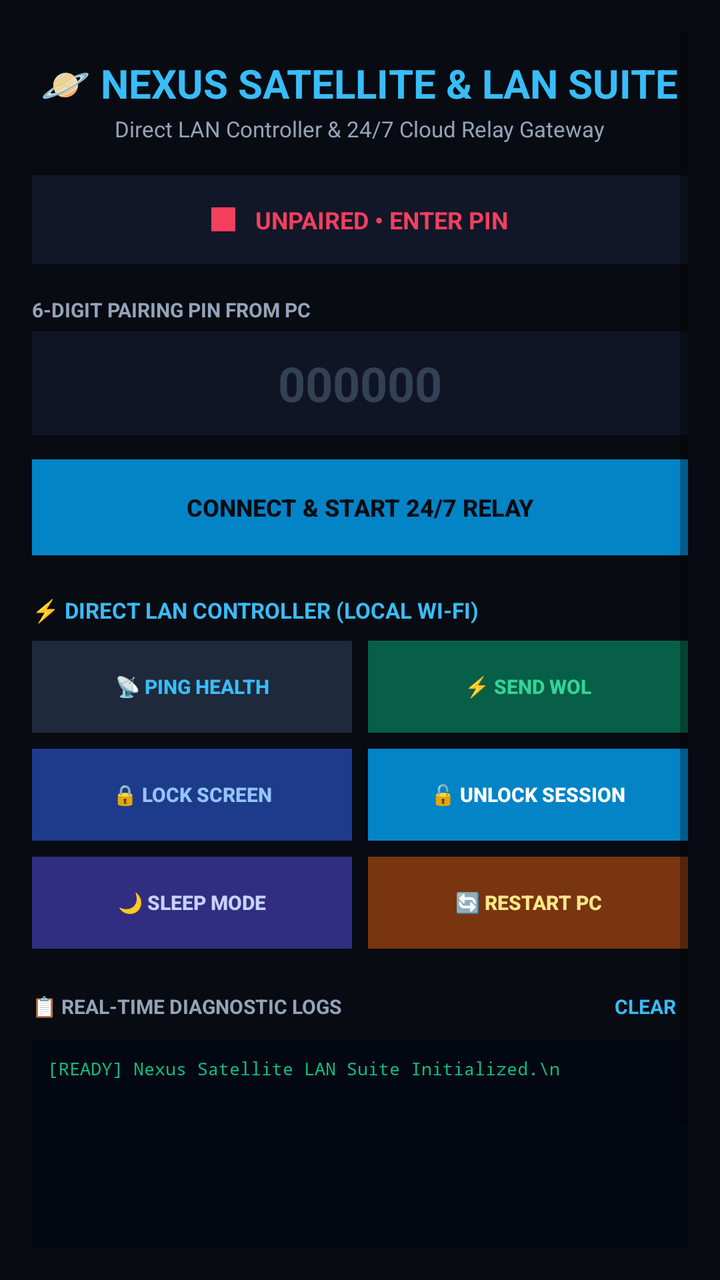
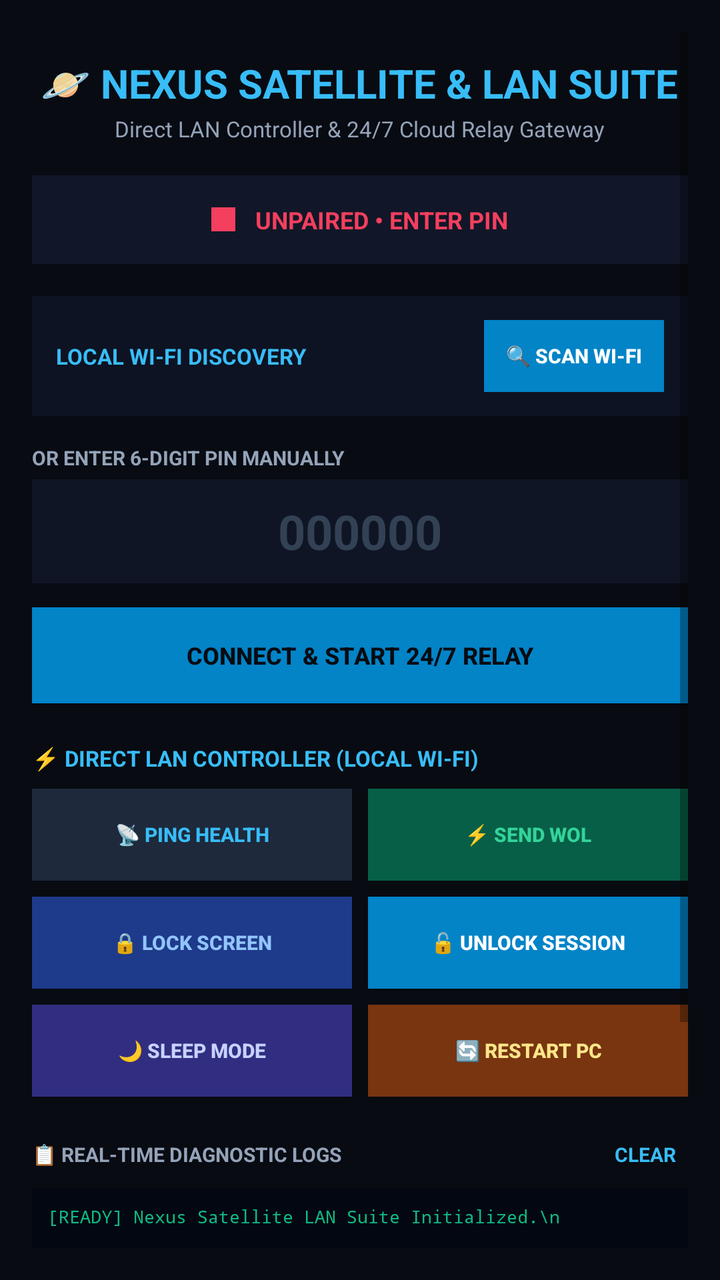

Compare the two renders of this Android layout. The source of the first and the diff that turns it into the second are given below.
<!-- AndroidManifest.xml: application theme Theme.NexusSatellite -->
<!-- res/layout/activity_main.xml -->
<?xml version="1.0" encoding="utf-8"?>
<ScrollView xmlns:android="http://schemas.android.com/apk/res/android"
    android:layout_width="match_parent"
    android:layout_height="match_parent"
    android:background="#080B12"
    android:fillViewport="true"
    android:padding="16dp">

    <LinearLayout
        android:layout_width="match_parent"
        android:layout_height="wrap_content"
        android:gravity="center_horizontal"
        android:orientation="vertical">

        
        <TextView
            android:layout_width="wrap_content"
            android:layout_height="wrap_content"
            android:layout_marginTop="12dp"
            android:text="🪐 NEXUS SATELLITE &amp; LAN SUITE"
            android:textColor="#38BDF8"
            android:textSize="20sp"
            android:textStyle="bold" />

        <TextView
            android:layout_width="wrap_content"
            android:layout_height="wrap_content"
            android:layout_marginTop="2dp"
            android:layout_marginBottom="16dp"
            android:text="Direct LAN Controller &amp; 24/7 Cloud Relay Gateway"
            android:textColor="#94A3B8"
            android:textSize="11sp" />

        
        <LinearLayout
            android:id="@+id/cardStatus"
            android:layout_width="match_parent"
            android:layout_height="wrap_content"
            android:layout_marginBottom="16dp"
            android:background="#111728"
            android:gravity="center"
            android:orientation="horizontal"
            android:padding="14dp">

            <View
                android:id="@+id/dotStatus"
                android:layout_width="12dp"
                android:layout_height="12dp"
                android:layout_marginEnd="10dp"
                android:background="#F43F5E" />

            <TextView
                android:id="@+id/tvStatus"
                android:layout_width="wrap_content"
                android:layout_height="wrap_content"
                android:text="UNPAIRED • ENTER PIN"
                android:textColor="#F43F5E"
                android:textSize="12sp"
                android:textStyle="bold" />
        </LinearLayout>

        
        <LinearLayout
            android:id="@+id/cardPinInput"
            android:layout_width="match_parent"
            android:layout_height="wrap_content"
            android:orientation="vertical">

            <TextView
                android:layout_width="match_parent"
                android:layout_height="wrap_content"
                android:layout_marginBottom="4dp"
                android:text="6-DIGIT PAIRING PIN FROM PC"
                android:textColor="#94A3B8"
                android:textSize="10sp"
                android:textStyle="bold" />

            <EditText
                android:id="@+id/etPin"
                android:layout_width="match_parent"
                android:layout_height="52dp"
                android:layout_marginBottom="12dp"
                android:background="#0F1524"
                android:gravity="center"
                android:hint="000000"
                android:inputType="number"
                android:maxLength="6"
                android:textColor="#38BDF8"
                android:textColorHint="#334155"
                android:textSize="24sp"
                android:textStyle="bold" />

            <Button
                android:id="@+id/btnConnect"
                android:layout_width="match_parent"
                android:layout_height="48dp"
                android:layout_marginBottom="16dp"
                android:background="#0284C7"
                android:text="CONNECT &amp; START 24/7 RELAY"
                android:textColor="#080B12"
                android:textSize="12sp"
                android:textStyle="bold" />
        </LinearLayout>

        
        <LinearLayout
            android:id="@+id/cardTargetInfo"
            android:layout_width="match_parent"
            android:layout_height="wrap_content"
            android:layout_marginBottom="16dp"
            android:background="#0E1424"
            android:orientation="vertical"
            android:padding="14dp"
            android:visibility="gone">

            <TextView
                android:id="@+id/tvTargetName"
                android:layout_width="wrap_content"
                android:layout_height="wrap_content"
                android:text="Target: No PC Linked"
                android:textColor="#FFFFFF"
                android:textSize="13sp"
                android:textStyle="bold" />

            <TextView
                android:id="@+id/tvTargetIp"
                android:layout_width="wrap_content"
                android:layout_height="wrap_content"
                android:layout_marginTop="4dp"
                android:text="LAN IP: Not Linked"
                android:textColor="#38BDF8"
                android:textSize="11sp" />

            <TextView
                android:id="@+id/tvTargetMac"
                android:layout_width="wrap_content"
                android:layout_height="wrap_content"
                android:layout_marginTop="2dp"
                android:text="MAC: Not Linked"
                android:textColor="#94A3B8"
                android:textSize="11sp" />
        </LinearLayout>

        
        <TextView
            android:layout_width="match_parent"
            android:layout_height="wrap_content"
            android:layout_marginTop="4dp"
            android:layout_marginBottom="8dp"
            android:text="⚡ DIRECT LAN CONTROLLER (LOCAL WI-FI)"
            android:textColor="#38BDF8"
            android:textSize="11sp"
            android:textStyle="bold" />

        
        <LinearLayout
            android:layout_width="match_parent"
            android:layout_height="wrap_content"
            android:layout_marginBottom="8dp"
            android:orientation="horizontal">

            <Button
                android:id="@+id/btnTestPing"
                android:layout_width="0dp"
                android:layout_height="46dp"
                android:layout_marginEnd="4dp"
                android:layout_weight="1"
                android:background="#1E293B"
                android:text="📡 PING HEALTH"
                android:textColor="#38BDF8"
                android:textSize="10sp"
                android:textStyle="bold" />

            <Button
                android:id="@+id/btnTestWol"
                android:layout_width="0dp"
                android:layout_height="46dp"
                android:layout_marginStart="4dp"
                android:layout_weight="1"
                android:background="#065F46"
                android:text="⚡ SEND WOL"
                android:textColor="#34D399"
                android:textSize="10sp"
                android:textStyle="bold" />
        </LinearLayout>

        
        <LinearLayout
            android:layout_width="match_parent"
            android:layout_height="wrap_content"
            android:layout_marginBottom="8dp"
            android:orientation="horizontal">

            <Button
                android:id="@+id/btnTestLock"
                android:layout_width="0dp"
                android:layout_height="46dp"
                android:layout_marginEnd="4dp"
                android:layout_weight="1"
                android:background="#1E3A8A"
                android:text="🔒 LOCK SCREEN"
                android:textColor="#93C5FD"
                android:textSize="10sp"
                android:textStyle="bold" />

            <Button
                android:id="@+id/btnTestUnlock"
                android:layout_width="0dp"
                android:layout_height="46dp"
                android:layout_marginStart="4dp"
                android:layout_weight="1"
                android:background="#0284C7"
                android:text="🔓 UNLOCK SESSION"
                android:textColor="#FFFFFF"
                android:textSize="10sp"
                android:textStyle="bold" />
        </LinearLayout>

        
        <LinearLayout
            android:layout_width="match_parent"
            android:layout_height="wrap_content"
            android:layout_marginBottom="16dp"
            android:orientation="horizontal">

            <Button
                android:id="@+id/btnTestSleep"
                android:layout_width="0dp"
                android:layout_height="46dp"
                android:layout_marginEnd="4dp"
                android:layout_weight="1"
                android:background="#312E81"
                android:text="🌙 SLEEP MODE"
                android:textColor="#C7D2FE"
                android:textSize="10sp"
                android:textStyle="bold" />

            <Button
                android:id="@+id/btnTestRestart"
                android:layout_width="0dp"
                android:layout_height="46dp"
                android:layout_marginStart="4dp"
                android:layout_weight="1"
                android:background="#78350F"
                android:text="🔄 RESTART PC"
                android:textColor="#FDE68A"
                android:textSize="10sp"
                android:textStyle="bold" />
        </LinearLayout>

        
        <LinearLayout
            android:layout_width="match_parent"
            android:layout_height="wrap_content"
            android:gravity="center_vertical"
            android:orientation="horizontal">

            <TextView
                android:layout_width="0dp"
                android:layout_height="wrap_content"
                android:layout_weight="1"
                android:text="📋 REAL-TIME DIAGNOSTIC LOGS"
                android:textColor="#94A3B8"
                android:textSize="10sp"
                android:textStyle="bold" />

            <TextView
                android:id="@+id/btnClearLogs"
                android:layout_width="wrap_content"
                android:layout_height="wrap_content"
                android:padding="6dp"
                android:text="CLEAR"
                android:textColor="#38BDF8"
                android:textSize="10sp"
                android:textStyle="bold" />
        </LinearLayout>

        <ScrollView
            android:id="@+id/scrollLogs"
            android:layout_width="match_parent"
            android:layout_height="160dp"
            android:layout_marginTop="4dp"
            android:layout_marginBottom="12dp"
            android:background="#030712"
            android:padding="8dp">

            <TextView
                android:id="@+id/tvLogs"
                android:layout_width="match_parent"
                android:layout_height="wrap_content"
                android:fontFamily="monospace"
                android:text="[READY] Nexus Satellite LAN Suite Initialized.\n"
                android:textColor="#10B981"
                android:textSize="9sp" />
        </ScrollView>

        <TextView
            android:id="@+id/tvFooterVersion"
            android:layout_width="wrap_content"
            android:layout_height="wrap_content"
            android:layout_marginTop="8dp"
            android:text="Nexus Satellite • Direct LAN &amp; Cloud Gateway"
            android:textColor="#475569"
            android:textSize="9sp" />

    </LinearLayout>
</ScrollView>
<!-- resources referenced by this layout -->
<resources>
  <style name="Theme.NexusSatellite" parent="Theme.AppCompat.DayNight.NoActionBar">
          <item name="colorPrimary">@color/cyan_600</item>
          <item name="colorPrimaryDark">@color/black</item>
          <item name="colorAccent">@color/cyan_400</item>
          <item name="android:statusBarColor">@color/black</item>
          <item name="android:windowBackground">@color/black</item>
      </style>
  <color name="cyan_600">#0284C7</color>
  <color name="black">#080B12</color>
  <color name="cyan_400">#38BDF8</color>
</resources>

<!-- the commit's change to res/layout/activity_main.xml (unified diff, before → after) -->
@@ -61,6 +61,84 @@
 
         
         <LinearLayout
+            android:layout_width="match_parent"
+            android:layout_height="wrap_content"
+            android:layout_marginBottom="14dp"
+            android:background="#0D1322"
+            android:orientation="vertical"
+            android:padding="12dp">
+
+            <LinearLayout
+                android:layout_width="match_parent"
+                android:layout_height="wrap_content"
+                android:gravity="center_vertical"
+                android:orientation="horizontal">
+
+                <TextView
+                    android:layout_width="0dp"
+                    android:layout_height="wrap_content"
+                    android:layout_weight="1"
+                    android:text="LOCAL WI-FI DISCOVERY"
+                    android:textColor="#38BDF8"
+                    android:textSize="11sp"
+                    android:textStyle="bold" />
+
+                <Button
+                    android:id="@+id/btnScanLan"
+                    android:layout_width="wrap_content"
+                    android:layout_height="36dp"
+                    android:background="#0284C7"
+                    android:minWidth="90dp"
+                    android:text="🔍 SCAN WI-FI"
+                    android:textColor="#FFFFFF"
+                    android:textSize="10sp"
+                    android:textStyle="bold" />
+            </LinearLayout>
+
+            
+            <LinearLayout
+                android:id="@+id/cardDiscoveredPc"
+                android:layout_width="match_parent"
+                android:layout_height="wrap_content"
+                android:layout_marginTop="10dp"
+                android:background="#131C31"
+                android:orientation="vertical"
+                android:padding="10dp"
+                android:visibility="gone">
+
+                <TextView
+                    android:id="@+id/tvDiscoveredName"
+                    android:layout_width="wrap_content"
+                    android:layout_height="wrap_content"
+                    android:text="💻 hajimaPC (Discovered)"
+                    android:textColor="#10B981"
+                    android:textSize="13sp"
+                    android:textStyle="bold" />
+
+                <TextView
+                    android:id="@+id/tvDiscoveredIp"
+                    android:layout_width="wrap_content"
+                    android:layout_height="wrap_content"
+                    android:layout_marginTop="2dp"
+                    android:text="IP: 192.168.100.50 • MAC: 74:56:3C:48:E0:7F"
+                    android:textColor="#94A3B8"
+                    android:textSize="11sp" />
+
+                <Button
+                    android:id="@+id/btnLinkDiscovered"
+                    android:layout_width="match_parent"
+                    android:layout_height="38dp"
+                    android:layout_marginTop="8dp"
+                    android:background="#10B981"
+                    android:text="⚡ 1-TAP LINK THIS PC"
+                    android:textColor="#080B12"
+                    android:textSize="11sp"
+                    android:textStyle="bold" />
+            </LinearLayout>
+        </LinearLayout>
+
+        
+        <LinearLayout
             android:id="@+id/cardPinInput"
             android:layout_width="match_parent"
             android:layout_height="wrap_content"
@@ -70,7 +148,7 @@
                 android:layout_width="match_parent"
                 android:layout_height="wrap_content"
                 android:layout_marginBottom="4dp"
-                android:text="6-DIGIT PAIRING PIN FROM PC"
+                android:text="OR ENTER 6-DIGIT PIN MANUALLY"
                 android:textColor="#94A3B8"
                 android:textSize="10sp"
                 android:textStyle="bold" />
